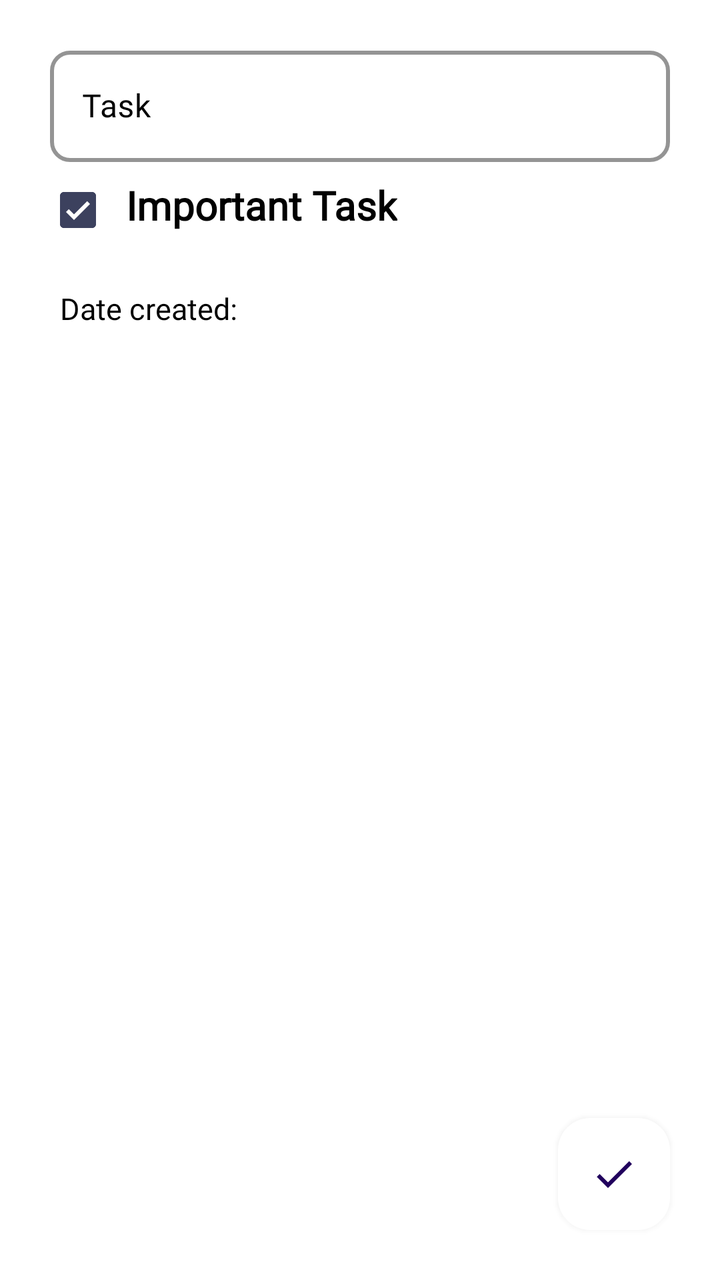
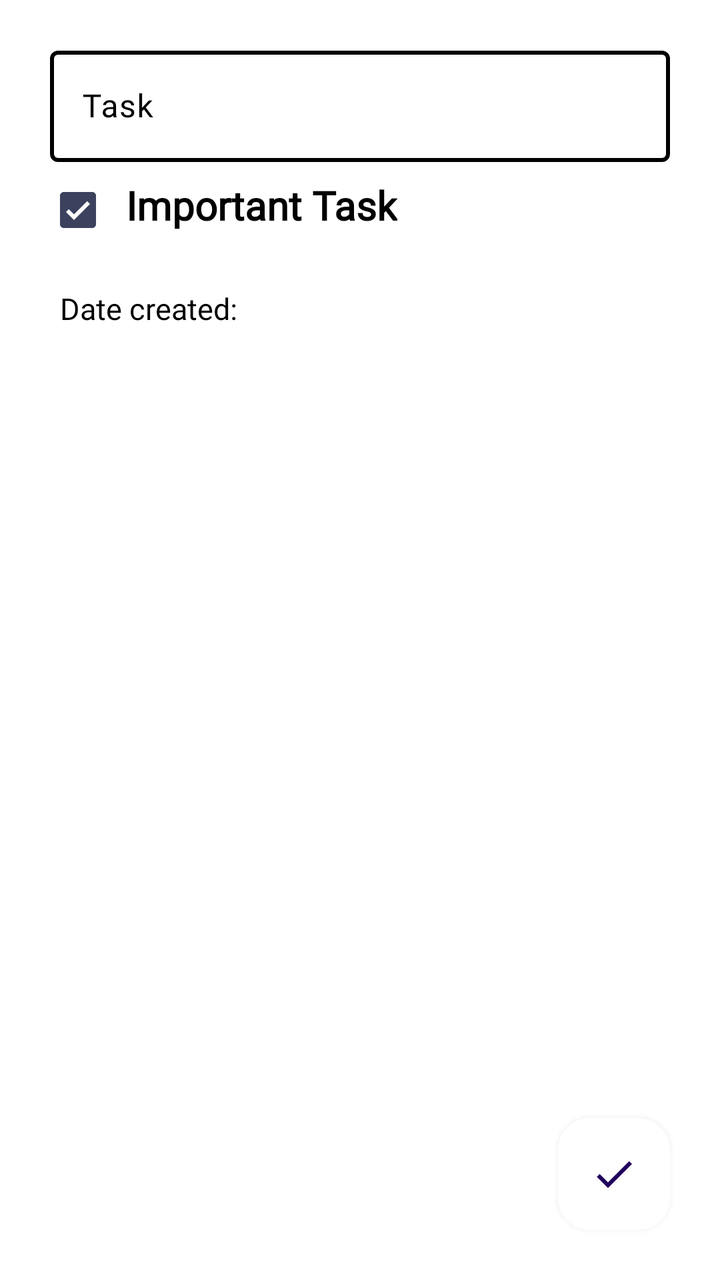

Before-and-after screenshots of an Android layout around one commit, followed by the original layout XML and the change that was made.
<!-- AndroidManifest.xml: application theme Theme.MainApp -->
<!-- res/layout/fragment_add_edit_task.xml -->
<?xml version="1.0" encoding="utf-8"?>
<layout xmlns:android="http://schemas.android.com/apk/res/android"
    xmlns:app="http://schemas.android.com/apk/res-auto"
    xmlns:tools="http://schemas.android.com/tools">

    <androidx.constraintlayout.widget.ConstraintLayout
        android:layout_width="match_parent"
        android:layout_height="match_parent"
        android:background="?colorOnBackground">

        <LinearLayout
            android:layout_width="match_parent"
            android:layout_height="0dp"
            android:layout_margin="15dp"
            android:orientation="vertical"
            app:layout_constraintBottom_toTopOf="@+id/floatingActionButtonEditTask"
            app:layout_constraintTop_toTopOf="parent">

            <com.google.android.material.textfield.TextInputLayout
                android:id="@+id/textInputLayout"
                style="@style/Base.Widget.MaterialComponents.TextInputLayout.style"
                android:layout_width="match_parent"
                android:layout_height="wrap_content"
                android:layout_marginHorizontal="10dp"
                android:layout_marginTop="5dp"
                android:hint="Task"
                android:textColor="?colorError"
                android:textColorHint="?colorError"
                app:boxStrokeColor="?colorError"
                app:boxStrokeWidth="2sp"
                app:hintTextColor="?colorError"
                app:layout_constraintTop_toTopOf="parent"
                app:suffixTextColor="?colorError"
                tools:layout_editor_absoluteX="9dp">

                <com.google.android.material.textfield.TextInputEditText
                    android:id="@+id/task_edit_text"
                    android:layout_width="match_parent"
                    android:layout_height="wrap_content"
                    android:fontFamily="@font/asapcondensed"
                    android:textColor="?colorError" />

            </com.google.android.material.textfield.TextInputLayout>

            <LinearLayout
                android:layout_width="match_parent"
                android:layout_height="wrap_content">

                <com.google.android.material.checkbox.MaterialCheckBox
                    android:id="@+id/editTaskCheck"
                    android:layout_width="wrap_content"
                    android:layout_height="wrap_content"
                    android:checked="true"
                    android:theme="@style/Widget.App.CheckBox" />

                <TextView
                    android:layout_width="wrap_content"
                    android:layout_height="wrap_content"
                    android:fontFamily="@font/asapcondensed"
                    android:text="Important Task"
                    android:textColor="?colorError"
                    android:textSize="20dp"
                    android:textStyle="bold" />

            </LinearLayout>

            <TextView
                android:id="@+id/dateCreatedTextView"
                android:layout_width="wrap_content"
                android:layout_height="wrap_content"
                android:layout_margin="15dp"
                android:fontFamily="@font/asapcondensed"
                android:text="Date created: "
                android:textColor="?colorError"
                android:textSize="15dp" />

        </LinearLayout>

        <com.google.android.material.floatingactionbutton.FloatingActionButton
            android:id="@+id/floatingActionButtonEditTask"
            android:layout_width="wrap_content"
            android:layout_height="wrap_content"
            android:layout_margin="25dp"
            android:backgroundTint="?colorOnBackground"
            android:foreground="@drawable/check_float_bg"
            android:src="@drawable/ic_baseline_check_24"
            android:outlineSpotShadowColor="?colorOnBackground"
            android:tint="@null"
            app:backgroundTint="@null"
            app:layout_constraintBottom_toBottomOf="parent"
            app:layout_constraintEnd_toEndOf="parent" />

    </androidx.constraintlayout.widget.ConstraintLayout>

</layout>
<!-- resources referenced by this layout -->
<resources>
  <!-- drawable check_float_bg (drawable) -->
  <?xml version="1.0" encoding="utf-8"?>
  <layer-list xmlns:android="http://schemas.android.com/apk/res/android">
      <item>
          <shape android:shape="oval">
              <solid android:color="?trackColor" />
          </shape>
      </item>
      <item
          android:bottom="15dp"
          android:drawable="@drawable/ic_baseline_check_24"
          android:left="15dp"
          android:right="15dp"
          android:top="15dp" />
  </layer-list>
  <!-- drawable ic_baseline_check_24 (drawable) -->
  <vector xmlns:android="http://schemas.android.com/apk/res/android"
      android:width="24dp"
      android:height="24dp"
      android:tint="#FFFFFF"
      android:viewportWidth="24"
      android:viewportHeight="24">
      <path
          android:fillColor="@android:color/white"
          android:pathData="M9,16.17L4.83,12l-1.42,1.41L9,19 21,7l-1.41,-1.41z" />
  </vector>
  <style name="Base.Widget.MaterialComponents.TextInputLayout.style" parent="Widget.MaterialComponents.TextInputLayout.OutlinedBox">
          <item name="android:textColorHint">#05A1AD</item>
          <item name="boxStrokeColor">#05A1AD</item>
          <item name="colorOnContainer">#05A1AD</item>
          <item name="boxCornerRadiusBottomStart">10dp</item>
          <item name="boxCornerRadiusBottomEnd">10dp</item>
          <item name="boxCornerRadiusTopEnd">10dp</item>
          <item name="boxCornerRadiusTopStart">10dp</item>
      </style>
  <style name="Widget.App.CheckBox" parent="Widget.Material3.CompoundButton.CheckBox">
          
          <item name="colorPrimary">@color/basic_2</item>
      </style>
  <style name="Theme.MainApp" parent="Base.Theme.MainApp" />
  <color name="basic_2">#3c415e</color>
  <style name="Base.Theme.MainApp" parent="Theme.Material3.DayNight">
          
          
          <item name="colorPrimary">@color/colorPrimary</item>
          <item name="colorPrimaryDark">@color/basic_2</item>
          <item name="colorAccent">@color/basic_2</item>
          <item name="color">@color/white</item>
          <item name="background">@color/basic_2</item>
          <item name="tickColor">@color/basic_2</item>
          <item name="trackColor">@color/basic_2</item>
          <item name="colorOnBackground">@color/white</item>
          <item name="colorError">@color/dark</item>
          <item name="colorOnError">@color/basic_2</item>
  
          <item name="toolbarStyle">@style/Widget.MyApp.Toolbar</item>
          <item name="actionBarTheme">@style/ThemeOverlay.MyApp.Toolbar</item>
          <item name="drawerArrowStyle">@style/Widget.MyApp.DrawerArrowStyle</item>
          
      </style>
  <color name="colorPrimary">#fff</color>
      //Needed
  <color name="white">#ffffff</color>
      //Day Theme
  <color name="dark">#000000</color>
  <style name="Widget.MyApp.Toolbar" parent="Widget.Material3.Toolbar">
          <item name="android:background">@color/basic_2</item>
      </style>
  <style name="ThemeOverlay.MyApp.Toolbar" parent="ThemeOverlay.Material3.ActionBar">
          <item name="titleTextColor">@color/white</item>
          <item name="colorOnSurface">@color/white</item>
          <item name="colorOnSurfaceVariant">@color/white</item>
          <item name="android:textColorPrimary">@color/white</item>
          <item name="colorControlNormal">@color/white</item>
          <item name="editTextColor">@color/white</item>
          <item name="android:textColorHint">@color/white</item>
      </style>
  <style name="Widget.MyApp.DrawerArrowStyle" parent="Widget.AppCompat.DrawerArrowToggle">
          <item name="color">@color/white</item>
      </style>
</resources>

<!-- the commit's change to res/layout/fragment_add_edit_task.xml (unified diff, before → after) -->
@@ -18,7 +18,6 @@
 
             <com.google.android.material.textfield.TextInputLayout
                 android:id="@+id/textInputLayout"
-                style="@style/Base.Widget.MaterialComponents.TextInputLayout.style"
                 android:layout_width="match_parent"
                 android:layout_height="wrap_content"
                 android:layout_marginHorizontal="10dp"
@@ -26,8 +25,9 @@
                 android:hint="Task"
                 android:textColor="?colorError"
                 android:textColorHint="?colorError"
-                app:boxStrokeColor="?colorError"
+                app:boxStrokeColor="@color/input_border_color"
                 app:boxStrokeWidth="2sp"
+                app:boxStrokeWidthFocused="2dp"
                 app:hintTextColor="?colorError"
                 app:layout_constraintTop_toTopOf="parent"
                 app:suffixTextColor="?colorError"
@@ -38,7 +38,8 @@
                     android:layout_width="match_parent"
                     android:layout_height="wrap_content"
                     android:fontFamily="@font/asapcondensed"
-                    android:textColor="?colorError" />
+                    android:textColor="?colorError"
+                    android:textColorHint="?colorError" />
 
             </com.google.android.material.textfield.TextInputLayout>
 
@@ -83,8 +84,8 @@
             android:layout_margin="25dp"
             android:backgroundTint="?colorOnBackground"
             android:foreground="@drawable/check_float_bg"
+            android:outlineSpotShadowColor="?colorOnBackground"
             android:src="@drawable/ic_baseline_check_24"
-            android:outlineSpotShadowColor="?colorOnBackground"
             android:tint="@null"
             app:backgroundTint="@null"
             app:layout_constraintBottom_toBottomOf="parent"
<!-- resource entries referenced after the edit -->
@@ -19,22 +19,13 @@
   <vector xmlns:android="http://schemas.android.com/apk/res/android"
       android:width="24dp"
       android:height="24dp"
-      android:tint="#FFFFFF"
+      android:tint="?colorOnBackground"
       android:viewportWidth="24"
       android:viewportHeight="24">
       <path
           android:fillColor="@android:color/white"
           android:pathData="M9,16.17L4.83,12l-1.42,1.41L9,19 21,7l-1.41,-1.41z" />
   </vector>
-  <style name="Base.Widget.MaterialComponents.TextInputLayout.style" parent="Widget.MaterialComponents.TextInputLayout.OutlinedBox">
-          <item name="android:textColorHint">#05A1AD</item>
-          <item name="boxStrokeColor">#05A1AD</item>
-          <item name="colorOnContainer">#05A1AD</item>
-          <item name="boxCornerRadiusBottomStart">10dp</item>
-          <item name="boxCornerRadiusBottomEnd">10dp</item>
-          <item name="boxCornerRadiusTopEnd">10dp</item>
-          <item name="boxCornerRadiusTopStart">10dp</item>
-      </style>
   <style name="Widget.App.CheckBox" parent="Widget.Material3.CompoundButton.CheckBox">
           
           <item name="colorPrimary">@color/basic_2</item>
